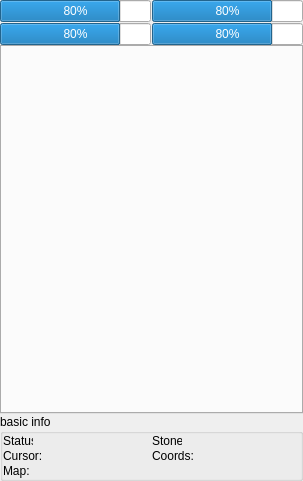
Qt form SaSH/mainform.ui (bestkakkoii/SaSH) before a commit.
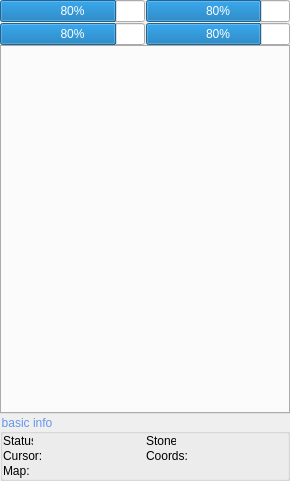
The same form after that commit. Custom widgets are drawn as their Qt base class.

```diff
--- a/SaSH/mainform.ui
+++ b/SaSH/mainform.ui
@@ -6,7 +6,7 @@
    <rect>
     <x>0</x>
     <y>0</y>
-    <width>303</width>
+    <width>290</width>
     <height>481</height>
    </rect>
   </property>
@@ -39,7 +39,9 @@
 QPushButton:pressed, QPushButton:checked {
 	background-color: #3282F6;
 	border: 1px solid #ffffff;
-}</string>
+}
+
+QGroupBox { color:rgb(100,149,237) }</string>
   </property>
   <widget class="QWidget" name="centralWidget">
    <property name="styleSheet">
```
